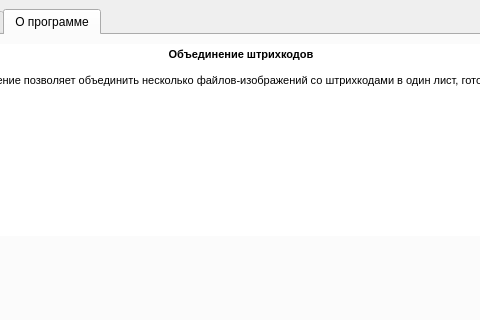
Qt form design.ui (Atronar/barcode_merger) before a commit; both pictures show x 159 to 639 and y 0 to 320 of the 800 by 600 pixel window.
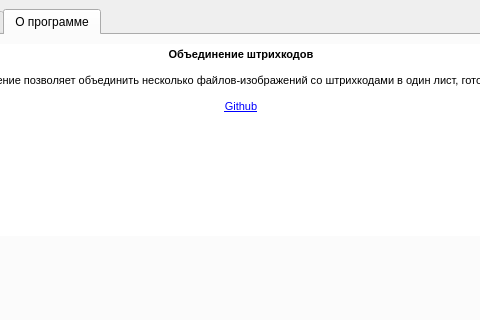
The same form after that commit. The open tabs and pages were chosen to show the change.

Patch:
```diff
--- a/design.ui
+++ b/design.ui
@@ -390,7 +390,9 @@
 &lt;/style&gt;&lt;/head&gt;&lt;body style=&quot; font-family:'MS Shell Dlg 2'; font-size:7.8pt; font-weight:400; font-style:normal;&quot;&gt;
 &lt;p align=&quot;center&quot; style=&quot; margin-top:0px; margin-bottom:0px; margin-left:0px; margin-right:0px; -qt-block-indent:0; text-indent:0px;&quot;&gt;&lt;span style=&quot; font-size:8pt; font-weight:600;&quot;&gt;Объединение штрихкодов&lt;/span&gt;&lt;/p&gt;
 &lt;p align=&quot;center&quot; style=&quot;-qt-paragraph-type:empty; margin-top:0px; margin-bottom:0px; margin-left:0px; margin-right:0px; -qt-block-indent:0; text-indent:0px; font-size:8pt; font-weight:600;&quot;&gt;&lt;br /&gt;&lt;/p&gt;
-&lt;p align=&quot;center&quot; style=&quot; margin-top:0px; margin-bottom:0px; margin-left:0px; margin-right:0px; -qt-block-indent:0; text-indent:0px;&quot;&gt;&lt;span style=&quot; font-size:8pt;&quot;&gt;Данное приложение позволяет объединить несколько файлов-изображений со штрихкодами в один лист, готовый для печати.&lt;/span&gt;&lt;/p&gt;&lt;/body&gt;&lt;/html&gt;</string>
+&lt;p align=&quot;center&quot; style=&quot; margin-top:0px; margin-bottom:0px; margin-left:0px; margin-right:0px; -qt-block-indent:0; text-indent:0px;&quot;&gt;&lt;span style=&quot; font-size:8pt;&quot;&gt;Данное приложение позволяет объединить несколько файлов-изображений со штрихкодами в один лист, готовый для печати.&lt;/span&gt;&lt;/p&gt;
+&lt;p align=&quot;center&quot; style=&quot;-qt-paragraph-type:empty; margin-top:0px; margin-bottom:0px; margin-left:0px; margin-right:0px; -qt-block-indent:0; text-indent:0px; font-size:8pt;&quot;&gt;&lt;br /&gt;&lt;/p&gt;
+&lt;p align=&quot;center&quot; style=&quot; margin-top:0px; margin-bottom:0px; margin-left:0px; margin-right:0px; -qt-block-indent:0; text-indent:0px;&quot;&gt;&lt;a href=&quot;https://github.com/Atronar/barcode_merger&quot;&gt;&lt;span style=&quot; font-size:8pt; text-decoration: underline; color:#0000ff;&quot;&gt;Github&lt;/span&gt;&lt;/a&gt;&lt;/p&gt;&lt;/body&gt;&lt;/html&gt;</string>
           </property>
           <property name="textInteractionFlags">
            <set>Qt::LinksAccessibleByKeyboard|Qt::LinksAccessibleByMouse</set>
```
Left out of the diff: 3 changed lines with no effect on the pictures.
